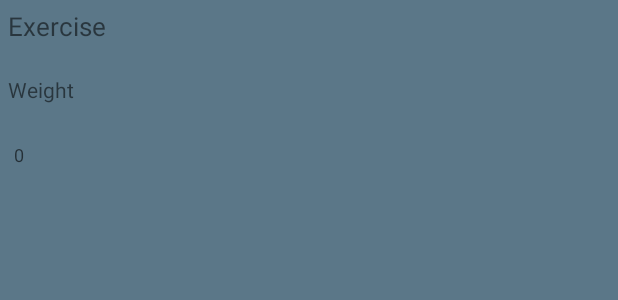
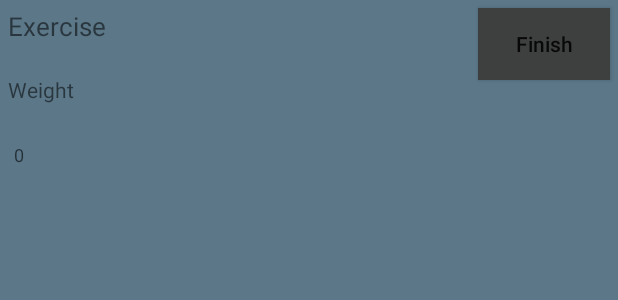
Before and after one commit to janbiko/URGaining, an Android app: the layout popup_exercise_details.xml on its own in the app's theme, with its tools: preview values and no code run, on a phone screen of 412 x 824 dp. Shown: the top 300 px of the screen. Run offline under Robolectric (Android 15) with nearby library versions, the phone set to English and light mode, and no system bars.

Commit message:
Ids are now set to EditTexts in ExerciseDetails

```diff
--- a/app/src/main/res/layout/popup_exercise_details.xml
+++ b/app/src/main/res/layout/popup_exercise_details.xml
@@ -13,6 +13,16 @@
         android:paddingStart="5dp"
         android:paddingEnd="0dp"
         android:text="@string/exercise_name_placeholder"/>
+
+    <Button
+        android:layout_width="wrap_content"
+        android:layout_height="wrap_content"
+        android:id="@+id/add_values_button"
+        android:layout_marginEnd="5dp"
+        android:layout_marginTop="5dp"
+        android:background="@color/colorPrimary"
+        android:text="@string/add_values_button"
+        android:layout_alignParentEnd="true"/>
 
     <LinearLayout
         android:layout_width="match_parent"
@@ -43,9 +53,10 @@
             <EditText
                 android:layout_width="35dp"
                 android:layout_height="wrap_content"
+                android:id="@+id/weight_input"
                 android:textSize="12sp"
                 android:inputType="numberDecimal"
-                android:singleLine="true"
+                android:maxLines="1"
                 android:hint="@string/values_hint"/>
             <!--
             <EditText
--- a/app/src/main/res/values/strings.xml
+++ b/app/src/main/res/values/strings.xml
@@ -13,6 +13,7 @@
 
     <string name="exercise_name">Exercise name:</string>
     <string name="set_count">Amount of sets:</string>
+    <!--
     <integer-array name="amount_sets">
         <item>1</item>
         <item>2</item>
@@ -30,8 +31,11 @@
         <item>14</item>
         <item>15</item>
     </integer-array>
+    -->
 
     <string name="exercise_name_placeholder">Exercise</string>
     <string name="weight">Weight</string>
     <string name="values_hint">0</string>
+
+    <string name="add_values_button">Finish</string>
 </resources>
```
Also changed, not shown: app/src/main/java/janbiko/urgaining/ExerciseDetails.java (+42 -0 lines), app/src/main/res/values/ids.xml (added, +11 -0 lines).
